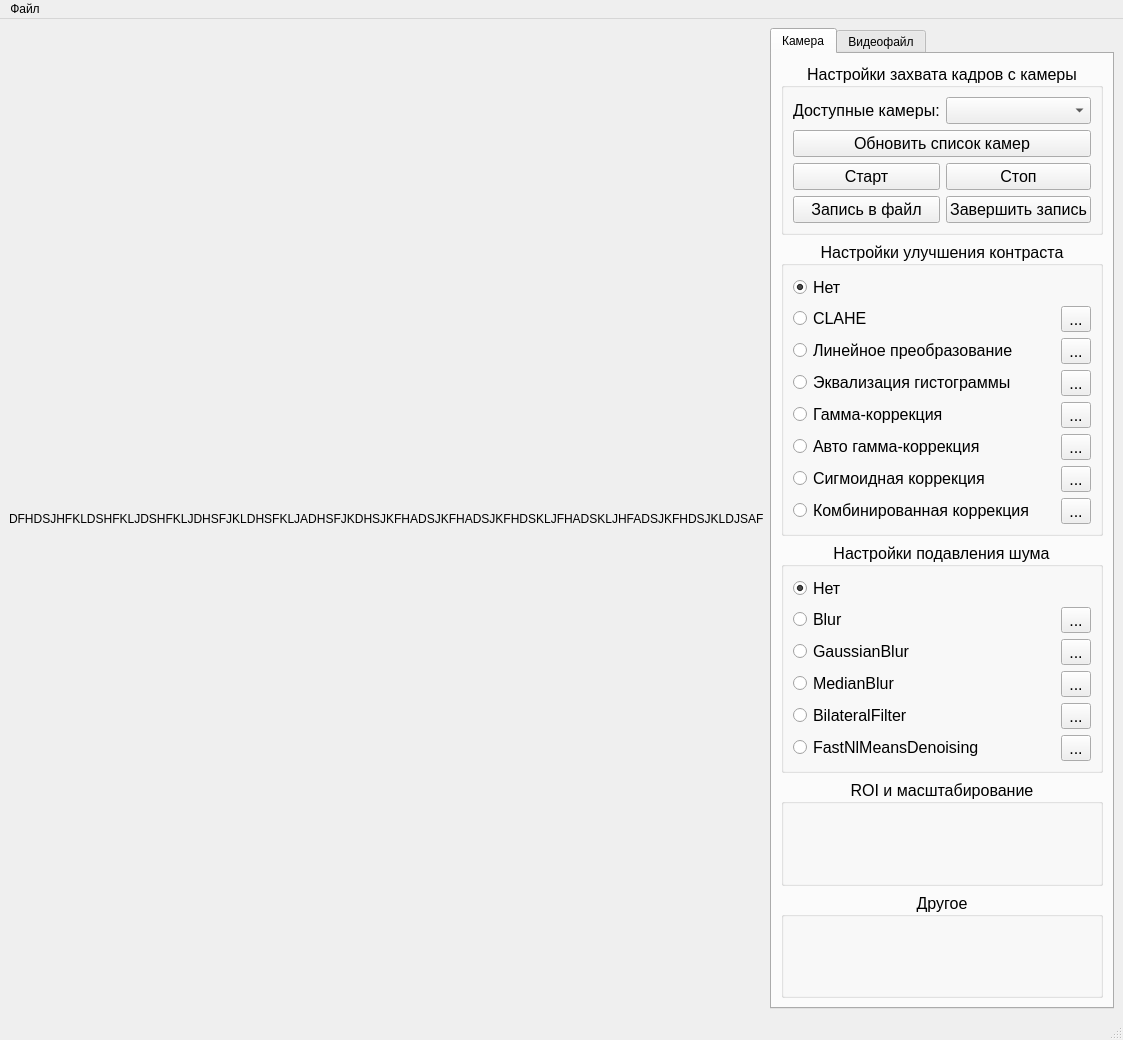
Qt form ui/main_window.ui (StarAres1/VideoHadler) before a commit.
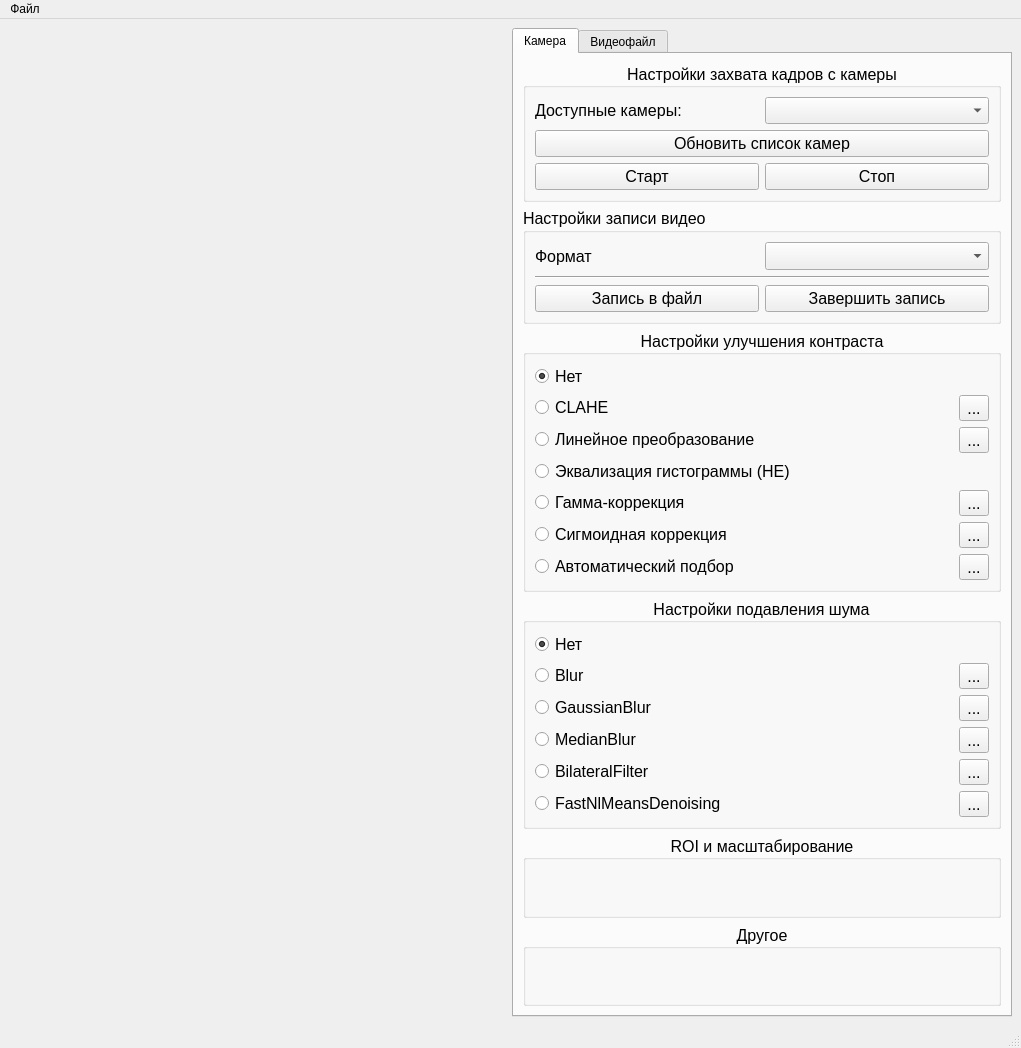
The same form after that commit.

Patch:
```diff
--- a/ui/main_window.ui
+++ b/ui/main_window.ui
@@ -6,8 +6,8 @@
    <rect>
     <x>0</x>
     <y>0</y>
-    <width>1003</width>
-    <height>1040</height>
+    <width>1021</width>
+    <height>1048</height>
    </rect>
   </property>
   <property name="windowTitle">
@@ -24,7 +24,7 @@
        <bool>false</bool>
       </property>
       <property name="text">
-       <string>DFHDSJHFKLDSHFKLJDSHFKLJDHSFJKLDHSFKLJADHSFJKDHSJKFHADSJKFHADSJKFHDSKLJFHADSKLJHFADSJKFHDSJKLDJSAF</string>
+       <string/>
       </property>
      </widget>
     </item>
@@ -89,20 +89,60 @@
              </property>
             </widget>
            </item>
-           <item row="3" column="1">
+          </layout>
+         </widget>
+        </item>
+        <item>
+         <widget class="QGroupBox" name="groupBox">
+          <property name="font">
+           <font>
+            <pointsize>12</pointsize>
+           </font>
+          </property>
+          <property name="title">
+           <string>Настройки записи видео</string>
+          </property>
+          <layout class="QGridLayout" name="gridLayout_4">
+           <item row="0" column="1">
+            <widget class="QComboBox" name="c_format">
+             <property name="font">
+              <font>
+               <pointsize>13</pointsize>
+              </font>
+             </property>
+             <property name="currentText">
+              <string/>
+             </property>
+            </widget>
+           </item>
+           <item row="0" column="0">
+            <widget class="QLabel" name="label">
+             <property name="text">
+              <string>Формат</string>
+             </property>
+            </widget>
+           </item>
+           <item row="2" column="1">
             <widget class="QPushButton" name="bt_stop_record">
              <property name="text">
               <string>Завершить запись</string>
              </property>
             </widget>
            </item>
-           <item row="3" column="0">
+           <item row="2" column="0">
             <widget class="QPushButton" name="bt_start_record">
              <property name="text">
               <string>Запись в файл</string>
              </property>
             </widget>
            </item>
+           <item row="1" column="0" colspan="2">
+            <widget class="Line" name="line">
+             <property name="orientation">
+              <enum>Qt::Orientation::Horizontal</enum>
+             </property>
+            </widget>
+           </item>
           </layout>
          </widget>
         </item>
@@ -120,6 +160,13 @@
            <set>Qt::AlignmentFlag::AlignCenter</set>
           </property>
           <layout class="QGridLayout" name="gridLayout">
+           <item row="5" column="1">
+            <widget class="QToolButton" name="bt_sigmoid">
+             <property name="text">
+              <string>...</string>
+             </property>
+            </widget>
+           </item>
            <item row="0" column="0">
             <widget class="QRadioButton" name="r_NotImprove">
              <property name="text">
@@ -130,6 +177,13 @@
              </property>
             </widget>
            </item>
+           <item row="6" column="0">
+            <widget class="QRadioButton" name="r_auto">
+             <property name="text">
+              <string>Автоматический подбор</string>
+             </property>
+            </widget>
+           </item>
            <item row="1" column="0">
             <widget class="QRadioButton" name="r_CLAHE">
              <property name="text">
@@ -137,92 +191,57 @@
              </property>
             </widget>
            </item>
-           <item row="1" column="1">
-            <widget class="QToolButton" name="bt_CLAHE">
-             <property name="text">
-              <string>...</string>
-             </property>
-            </widget>
-           </item>
-           <item row="2" column="0">
-            <widget class="QRadioButton" name="r_Retinex">
-             <property name="text">
-              <string>Линейное преобразование</string>
-             </property>
-            </widget>
-           </item>
-           <item row="2" column="1">
-            <widget class="QToolButton" name="bt_Retinex">
-             <property name="text">
-              <string>...</string>
-             </property>
-            </widget>
-           </item>
            <item row="3" column="0">
             <widget class="QRadioButton" name="r_HE">
              <property name="text">
-              <string>Эквализация гистограммы</string>
+              <string>Эквализация гистограммы (HE)</string>
              </property>
             </widget>
            </item>
-           <item row="3" column="1">
-            <widget class="QToolButton" name="bt_HE">
+           <item row="2" column="0">
+            <widget class="QRadioButton" name="r_adjust">
              <property name="text">
-              <string>...</string>
-             </property>
-            </widget>
-           </item>
-           <item row="4" column="0">
-            <widget class="QRadioButton" name="radioButton_4">
-             <property name="text">
-              <string>Гамма-коррекция</string>
+              <string>Линейное преобразование</string>
              </property>
             </widget>
            </item>
            <item row="4" column="1">
-            <widget class="QToolButton" name="toolButton_4">
+            <widget class="QToolButton" name="bt_gamma">
+             <property name="text">
+              <string>...</string>
+             </property>
+            </widget>
+           </item>
+           <item row="1" column="1">
+            <widget class="QToolButton" name="bt_CLAHE">
              <property name="text">
               <string>...</string>
              </property>
             </widget>
            </item>
            <item row="5" column="0">
-            <widget class="QRadioButton" name="radioButton_5">
-             <property name="text">
-              <string>Авто гамма-коррекция</string>
-             </property>
-            </widget>
-           </item>
-           <item row="5" column="1">
-            <widget class="QToolButton" name="toolButton_5">
-             <property name="text">
-              <string>...</string>
-             </property>
-            </widget>
-           </item>
-           <item row="6" column="0">
-            <widget class="QRadioButton" name="radioButton_6">
+            <widget class="QRadioButton" name="r_sigmoid">
              <property name="text">
               <string>Сигмоидная коррекция</string>
              </property>
             </widget>
            </item>
            <item row="6" column="1">
-            <widget class="QToolButton" name="toolButton_6">
+            <widget class="QToolButton" name="toolButton_4">
              <property name="text">
               <string>...</string>
              </property>
             </widget>
            </item>
-           <item row="7" column="0">
-            <widget class="QRadioButton" name="radioButton">
+           <item row="4" column="0">
+            <widget class="QRadioButton" name="r_gamma">
              <property name="text">
-              <string>Комбинированная коррекция</string>
+              <string>Гамма-коррекция</string>
              </property>
             </widget>
            </item>
-           <item row="7" column="1">
-            <widget class="QToolButton" name="toolButton_9">
+           <item row="2" column="1">
+            <widget class="QToolButton" name="bt_adjust">
              <property name="text">
               <string>...</string>
              </property>
@@ -374,7 +393,7 @@
     <rect>
      <x>0</x>
      <y>0</y>
-     <width>1003</width>
+     <width>1021</width>
      <height>22</height>
     </rect>
    </property>
```
